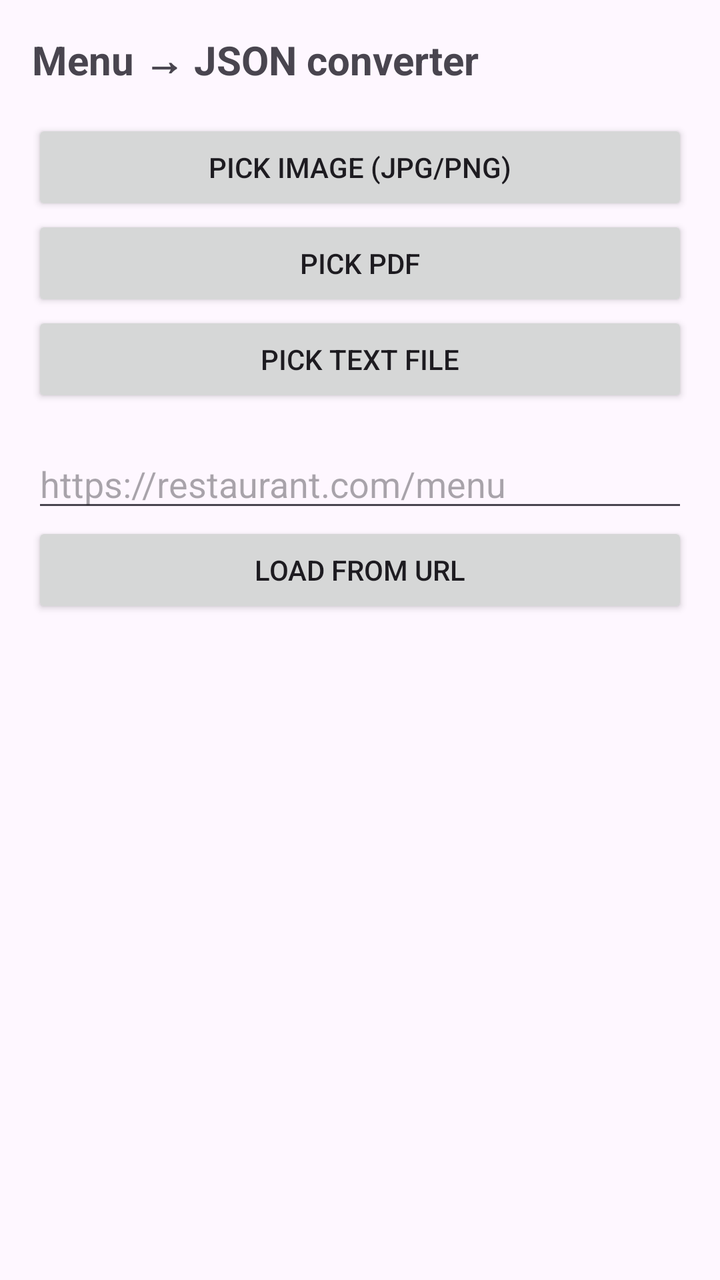
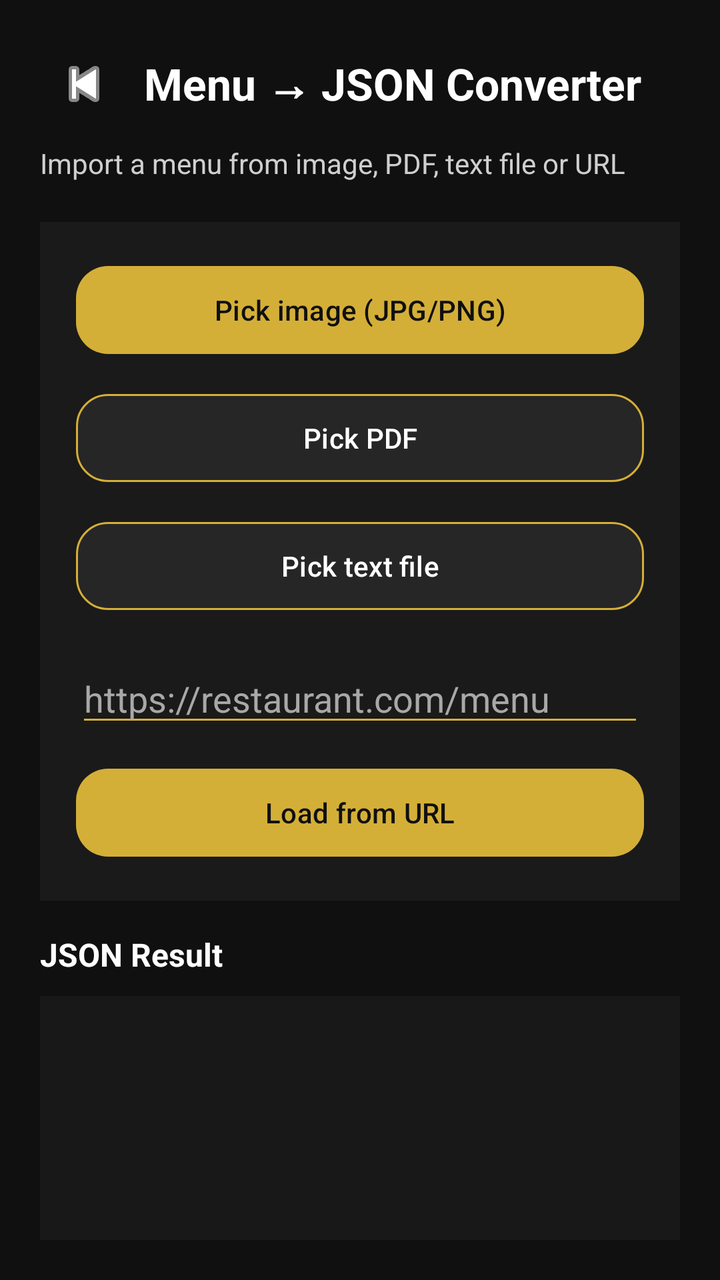

Screens rendered from an Android XML layout before and after an edit, with the pre-edit source and the edit as a unified diff.
<!-- AndroidManifest.xml: application theme Theme.ProgettoPM2026 -->
<!-- res/layout/activity_converter.xml -->
<?xml version="1.0" encoding="utf-8"?>
<ScrollView xmlns:android="http://schemas.android.com/apk/res/android"
    xmlns:app="http://schemas.android.com/apk/res-auto"
    android:id="@+id/converter_root"
    android:layout_width="match_parent"
    android:layout_height="match_parent"
    android:fillViewport="true">

    <LinearLayout
        android:layout_width="match_parent"
        android:layout_height="wrap_content"
        android:orientation="vertical"
        android:padding="16dp">

        <TextView
            android:layout_width="match_parent"
            android:layout_height="wrap_content"
            android:text="Menu → JSON converter"
            android:textSize="20sp"
            android:textStyle="bold"
            android:paddingBottom="16dp" />

        
        <Button
            android:id="@+id/buttonPickImage"
            android:layout_width="match_parent"
            android:layout_height="wrap_content"
            android:text="Pick image (JPG/PNG)" />

        <Button
            android:id="@+id/buttonPickPdf"
            android:layout_width="match_parent"
            android:layout_height="wrap_content"
            android:text="Pick PDF" />

        <Button
            android:id="@+id/buttonPickText"
            android:layout_width="match_parent"
            android:layout_height="wrap_content"
            android:text="Pick text file" />

        
        <EditText
            android:id="@+id/editTextUrl"
            android:layout_width="match_parent"
            android:layout_height="wrap_content"
            android:layout_marginTop="16dp"
            android:hint="https://restaurant.com/menu"
            android:inputType="textUri" />

        <Button
            android:id="@+id/buttonLoadUrl"
            android:layout_width="match_parent"
            android:layout_height="wrap_content"
            android:text="Load from URL" />

        
        <ProgressBar
            android:id="@+id/progressBar"
            style="?android:attr/progressBarStyle"
            android:layout_width="wrap_content"
            android:layout_height="wrap_content"
            android:layout_gravity="center_horizontal"
            android:layout_marginTop="24dp"
            android:visibility="gone" />

        
        <TextView
            android:id="@+id/textViewResult"
            android:layout_width="match_parent"
            android:layout_height="wrap_content"
            android:layout_marginTop="16dp"
            android:fontFamily="monospace"
            android:textIsSelectable="true"
            android:visibility="gone" />

        
        <TextView
            android:id="@+id/textViewError"
            android:layout_width="match_parent"
            android:layout_height="wrap_content"
            android:layout_marginTop="16dp"
            android:textColor="#B00020"
            android:visibility="gone" />

    </LinearLayout>
</ScrollView>
<!-- resources referenced by this layout -->
<resources>
  <style name="Theme.ProgettoPM2026" parent="Base.Theme.ProgettoPM2026" />
  <style name="Base.Theme.ProgettoPM2026" parent="Theme.Material3.DayNight.NoActionBar">
          
          
      </style>
</resources>

<!-- the commit's change to res/layout/activity_converter.xml (unified diff, before → after) -->
@@ -1,87 +1,164 @@
 <?xml version="1.0" encoding="utf-8"?>
-<ScrollView xmlns:android="http://schemas.android.com/apk/res/android"
+<LinearLayout xmlns:android="http://schemas.android.com/apk/res/android"
     xmlns:app="http://schemas.android.com/apk/res-auto"
     android:id="@+id/converter_root"
     android:layout_width="match_parent"
     android:layout_height="match_parent"
-    android:fillViewport="true">
+    android:background="#101010"
+    android:orientation="vertical"
+    android:padding="20dp">
 
     <LinearLayout
         android:layout_width="match_parent"
         android:layout_height="wrap_content"
-        android:orientation="vertical"
-        android:padding="16dp">
+        android:gravity="center_vertical"
+        android:orientation="horizontal">
+
+        <ImageButton
+            android:id="@+id/buttonBack"
+            android:layout_width="44dp"
+            android:layout_height="44dp"
+            android:background="?attr/selectableItemBackgroundBorderless"
+            android:contentDescription="Go back"
+            android:padding="8dp"
+            android:src="@android:drawable/ic_media_previous"
+            app:tint="#FFFFFF" />
 
         <TextView
-            android:layout_width="match_parent"
+            android:layout_width="0dp"
             android:layout_height="wrap_content"
-            android:text="Menu → JSON converter"
-            android:textSize="20sp"
-            android:textStyle="bold"
-            android:paddingBottom="16dp" />
+            android:layout_marginStart="8dp"
+            android:layout_weight="1"
+            android:text="Menu → JSON Converter"
+            android:textColor="#FFFFFF"
+            android:textSize="22sp"
+            android:textStyle="bold" />
+    </LinearLayout>
 
-        
-        <Button
+    <TextView
+        android:layout_width="match_parent"
+        android:layout_height="wrap_content"
+        android:layout_marginTop="8dp"
+        android:text="Import a menu from image, PDF, text file or URL"
+        android:textColor="#CFCFCF"
+        android:textSize="14sp" />
+
+    <LinearLayout
+        android:layout_width="match_parent"
+        android:layout_height="wrap_content"
+        android:layout_marginTop="20dp"
+        android:background="#1A1A1A"
+        android:orientation="vertical"
+        android:padding="18dp">
+
+        <com.google.android.material.button.MaterialButton
             android:id="@+id/buttonPickImage"
             android:layout_width="match_parent"
-            android:layout_height="wrap_content"
-            android:text="Pick image (JPG/PNG)" />
+            android:layout_height="52dp"
+            android:text="Pick image (JPG/PNG)"
+            android:textAllCaps="false"
+            android:textColor="#101010"
+            app:backgroundTint="#D4AF37"
+            app:cornerRadius="16dp" />
 
-        <Button
+        <com.google.android.material.button.MaterialButton
             android:id="@+id/buttonPickPdf"
             android:layout_width="match_parent"
-            android:layout_height="wrap_content"
-            android:text="Pick PDF" />
+            android:layout_height="52dp"
+            android:layout_marginTop="12dp"
+            android:text="Pick PDF"
+            android:textAllCaps="false"
+            android:textColor="#FFFFFF"
+            app:backgroundTint="#262626"
+            app:cornerRadius="16dp"
+            app:strokeColor="#D4AF37"
+            app:strokeWidth="1dp" />
 
-        <Button
+        <com.google.android.material.button.MaterialButton
             android:id="@+id/buttonPickText"
             android:layout_width="match_parent"
-            android:layout_height="wrap_content"
-            android:text="Pick text file" />
+            android:layout_height="52dp"
+            android:layout_marginTop="12dp"
+            android:text="Pick text file"
+            android:textAllCaps="false"
+            android:textColor="#FFFFFF"
+            app:backgroundTint="#262626"
+            app:cornerRadius="16dp"
+            app:strokeColor="#D4AF37"
+            app:strokeWidth="1dp" />
 
-        
         <EditText
             android:id="@+id/editTextUrl"
             android:layout_width="match_parent"
             android:layout_height="wrap_content"
-            android:layout_marginTop="16dp"
+            android:layout_marginTop="18dp"
+            android:backgroundTint="#D4AF37"
             android:hint="https://restaurant.com/menu"
-            android:inputType="textUri" />
+            android:inputType="textUri"
+            android:textColor="#FFFFFF"
+            android:textColorHint="#A8A8A8" />
 
-        <Button
+        <com.google.android.material.button.MaterialButton
             android:id="@+id/buttonLoadUrl"
             android:layout_width="match_parent"
-            android:layout_height="wrap_content"
-            android:text="Load from URL" />
+            android:layout_height="52dp"
+            android:layout_marginTop="12dp"
+            android:text="Load from URL"
+            android:textAllCaps="false"
+            android:textColor="#101010"
+            app:backgroundTint="#D4AF37"
+            app:cornerRadius="16dp" />
+    </LinearLayout>
 
-        
-        <ProgressBar
-            android:id="@+id/progressBar"
-            style="?android:attr/progressBarStyle"
-            android:layout_width="wrap_content"
-            android:layout_height="wrap_content"
-            android:layout_gravity="center_horizontal"
-            android:layout_marginTop="24dp"
-            android:visibility="gone" />
+    <ProgressBar
+        android:id="@+id/progressBar"
+        style="?android:attr/progressBarStyle"
+        android:layout_width="wrap_content"
+        android:layout_height="wrap_content"
+        android:layout_gravity="center_horizontal"
+        android:layout_marginTop="18dp"
+        android:visibility="gone" />
 
-        
+    <TextView
+        android:id="@+id/textViewResultLabel"
+        android:layout_width="match_parent"
+        android:layout_height="wrap_content"
+        android:layout_marginTop="16dp"
+        android:text="JSON Result"
+        android:textColor="#FFFFFF"
+        android:textSize="16sp"
+        android:textStyle="bold" />
+
+    <androidx.core.widget.NestedScrollView
+        android:id="@+id/resultScrollArea"
+        android:layout_width="match_parent"
+        android:layout_height="0dp"
+        android:layout_marginTop="10dp"
+        android:layout_weight="1"
+        android:background="#181818"
+        android:fillViewport="true"
+        android:overScrollMode="ifContentScrolls"
+        android:padding="0dp">
+
         <TextView
             android:id="@+id/textViewResult"
             android:layout_width="match_parent"
             android:layout_height="wrap_content"
-            android:layout_marginTop="16dp"
             android:fontFamily="monospace"
+            android:padding="16dp"
+            android:textColor="#F5F5F5"
             android:textIsSelectable="true"
             android:visibility="gone" />
+    </androidx.core.widget.NestedScrollView>
 
-        
-        <TextView
-            android:id="@+id/textViewError"
-            android:layout_width="match_parent"
-            android:layout_height="wrap_content"
-            android:layout_marginTop="16dp"
-            android:textColor="#B00020"
-            android:visibility="gone" />
+    <TextView
+        android:id="@+id/textViewError"
+        android:layout_width="match_parent"
+        android:layout_height="wrap_content"
+        android:layout_marginTop="12dp"
+        android:background="#2B1515"
+        android:padding="14dp"
+        android:textColor="#FF8A80"
+        android:visibility="gone" />
 
-    </LinearLayout>
-</ScrollView>
+</LinearLayout>
